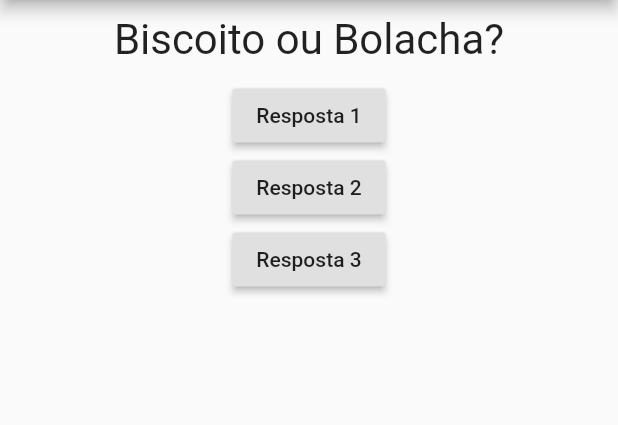
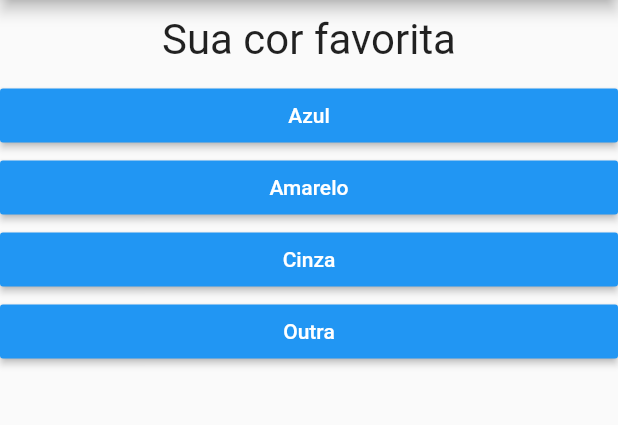
Before and after one commit to PhabloLisboa/projeto_perguntas, a Flutter app: the screen it shows after launch, on a phone screen of 412 x 824 dp, the part 84-509 px from its top. Run offline on Flutter 3.47's test engine with Material 2 defaults, Android fonts, the phone set to English and light mode, and no system bars.

Commit message:
BTN respostas, mapeando respostas

```diff
--- /dev/null
+++ b/lib/BtnResposta.dart
@@ -0,0 +1,21 @@
+import 'package:flutter/material.dart';
+
+class BtnResposta extends StatelessWidget {
+  final Function() onPressed;
+  final text;
+
+  BtnResposta({this.onPressed, this.text = "Button"});
+
+  @override
+  Widget build(BuildContext context) {
+    return Container(
+      width: double.infinity,
+      child: RaisedButton(
+        textColor: Colors.white,
+        color: Colors.blue,
+        child: Text(text),
+        onPressed: onPressed,
+      ),
+    );
+  }
+}
--- a/lib/main.dart
+++ b/lib/main.dart
@@ -1,19 +1,32 @@
 import 'package:flutter/material.dart';
+import './BtnResposta.dart';
 import './questao.dart';
+
 main() {
   runApp(MainApp());
 }
 
 class _MainAppState extends State<MainApp> {
-  var selelcted = 0;
-  final _pergutas = ["Biscoito ou Bolacha?", "Que dia é hoje?"];
+  var selected = 0;
+  Widget build(BuildContext context) {
+    final List<Map<String, Object>> _perguntas = [
+      {
+        'text': "Sua cor favorita",
+        'respostas': ['Azul', 'Amarelo', 'Cinza', 'Outra']
+      },
+      {
+        'text': "Gêneto literário favorito",
+        'respostas': ['Comédia', 'Romance', 'Terror', 'Outro']
+      },
+    ];
 
-  void _responder() {
-    if (selelcted < _pergutas.length - 1)
-      setState(() => selelcted++);
-  }
+    void _responder() {
+      if (selected < _perguntas.length - 1) setState(() => selected++);
+      print(selected);
+    }
 
-  Widget build(BuildContext context) {
+    List<String> respostas = _perguntas[selected]['respostas'];
+
     return MaterialApp(
       home: Scaffold(
         appBar: AppBar(
@@ -21,19 +34,10 @@ class _MainAppState extends State<MainApp> {
         ),
         body: Column(
           children: [
-            Questao(_pergutas[selelcted]),
-            RaisedButton(
-              child: Text('Resposta 1'),
-              onPressed: _responder,
-            ),
-            RaisedButton(
-              child: Text('Resposta 2'),
-              onPressed: _responder,
-            ),
-            RaisedButton(
-              child: Text('Resposta 3'),
-              onPressed: _responder,
-            ),
+            Questao(_perguntas[selected]['text']),
+            ...respostas
+                .map((e) => BtnResposta(text: e, onPressed: _responder))
+                .toList()
           ],
         ),
       ),
```
